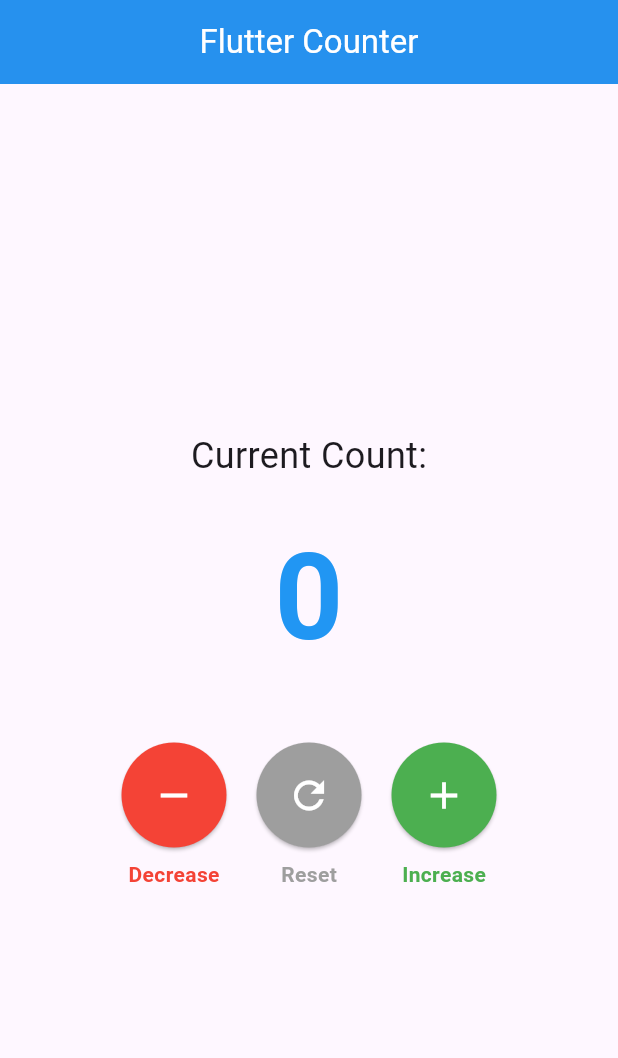
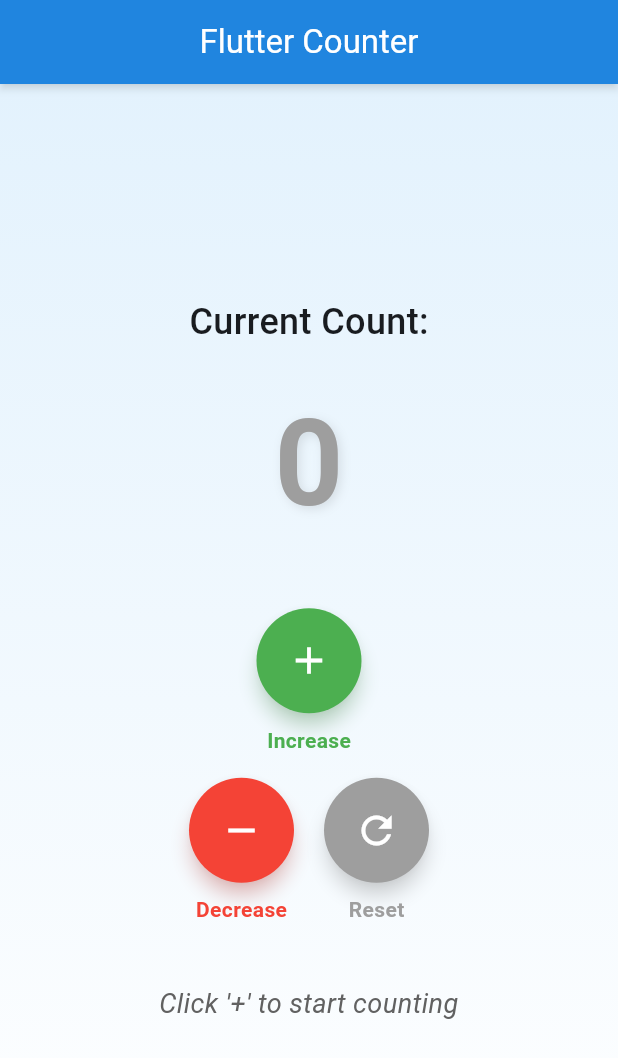
Before and after one commit to mjunaid1990/CounterTracker, a Flutter app: the screen it shows after launch, on a phone screen of 412 x 824 dp. Shown: the top 1058 px of the screen. Run offline on Flutter 3.47's test engine with Material 3 defaults, Android fonts, the phone set to English and light mode, and no system bars.

Commit message:
Improve the counter app's appearance and fix web deployment issues
Updates Flutter counter app with UI enhancements, animations, and fixes web deployment by setting the base href.

Replit-Commit-Author: Agent
Replit-Commit-Session-Id: 1cf337cd-8c7d-47e8-832f-52509ecbe2a0
Replit-Commit-Screenshot-Url: https://storage.googleapis.com/screenshot-production-us-central1/b8f4f61a-57b0-48bb-8f4e-71c3635e57e4/f78b7e7c-86bf-4549-bd05-697865891270.jpg

```diff
--- a/lib/counter_screen.dart
+++ b/lib/counter_screen.dart
@@ -1,4 +1,5 @@
 import 'package:flutter/material.dart';
+import 'dart:math' as math;
 
 class CounterScreen extends StatefulWidget {
   const CounterScreen({Key? key}) : super(key: key);
@@ -7,12 +8,35 @@ class CounterScreen extends StatefulWidget {
   _CounterScreenState createState() => _CounterScreenState();
 }
 
-class _CounterScreenState extends State<CounterScreen> {
+class _CounterScreenState extends State<CounterScreen> with SingleTickerProviderStateMixin {
   int _counter = 0;
+  late AnimationController _animationController;
+  late Animation<double> _animation;
+
+  @override
+  void initState() {
+    super.initState();
+    _animationController = AnimationController(
+      duration: const Duration(milliseconds: 300),
+      vsync: this,
+    );
+    _animation = CurvedAnimation(
+      parent: _animationController,
+      curve: Curves.easeInOut,
+    );
+  }
+
+  @override
+  void dispose() {
+    _animationController.dispose();
+    super.dispose();
+  }
 
   void _incrementCounter() {
     setState(() {
       _counter++;
+      _animationController.reset();
+      _animationController.forward();
     });
   }
 
@@ -20,6 +44,8 @@ class _CounterScreenState extends State<CounterScreen> {
     setState(() {
       if (_counter > 0) {
         _counter--;
+        _animationController.reset();
+        _animationController.forward();
       }
     });
   }
@@ -27,35 +53,96 @@ class _CounterScreenState extends State<CounterScreen> {
   void _resetCounter() {
     setState(() {
       _counter = 0;
+      _animationController.reset();
+      _animationController.forward();
     });
+  }
+
+  Color _getCounterColor() {
+    if (_counter > 10) return Colors.purple;
+    if (_counter > 5) return Colors.blue;
+    if (_counter > 0) return Colors.green;
+    return Colors.grey;
   }
 
   @override
   Widget build(BuildContext context) {
+    final size = MediaQuery.of(context).size;
     return Scaffold(
       appBar: AppBar(
         title: const Text('Flutter Counter'),
         centerTitle: true,
       ),
-      body: Center(
+      body: Container(
+        decoration: BoxDecoration(
+          gradient: LinearGradient(
+            begin: Alignment.topCenter,
+            end: Alignment.bottomCenter,
+            colors: [Colors.blue.shade50, Colors.white],
+          ),
+        ),
+        child: Center(
           child: Column(
             mainAxisAlignment: MainAxisAlignment.center,
             children: <Widget>[
               const Text(
                 'Current Count:',
-              style: TextStyle(fontSize: 24),
+                style: TextStyle(
+                  fontSize: 24,
+                  fontWeight: FontWeight.w500,
+                ),
               ),
               const SizedBox(height: 20),
-            Text(
+              AnimatedBuilder(
+                animation: _animation,
+                builder: (context, child) {
+                  return Transform.scale(
+                    scale: 1.0 + (_animation.value * 0.2),
+                    child: Text(
                       '$_counter',
-              style: const TextStyle(
+                      style: TextStyle(
                         fontSize: 80,
                         fontWeight: FontWeight.bold,
-                color: Colors.blue,
+                        color: _getCounterColor(),
+                        shadows: [
+                          Shadow(
+                            color: Colors.black.withOpacity(0.1),
+                            blurRadius: 8,
+                            offset: const Offset(2, 2),
+                          ),
+                        ],
                       ),
                     ),
+                  );
+                },
+              ),
               const SizedBox(height: 40),
-            Row(
+              LayoutBuilder(
+                builder: (context, constraints) {
+                  return constraints.maxWidth > 500
+                      ? _buildDesktopButtons()
+                      : _buildMobileButtons();
+                },
+              ),
+              const SizedBox(height: 40),
+              Text(
+                _getCounterMessage(),
+                style: TextStyle(
+                  fontSize: 18,
+                  fontStyle: FontStyle.italic,
+                  color: Colors.grey.shade700,
+                ),
+                textAlign: TextAlign.center,
+              ),
+            ],
+          ),
+        ),
+      ),
+    );
+  }
+
+  Widget _buildDesktopButtons() {
+    return Row(
       mainAxisAlignment: MainAxisAlignment.center,
       children: [
         _buildActionButton(
@@ -79,11 +166,47 @@ class _CounterScreenState extends State<CounterScreen> {
           color: Colors.green,
         ),
       ],
+    );
+  }
+
+  Widget _buildMobileButtons() {
+    return Column(
+      children: [
+        _buildActionButton(
+          onPressed: _incrementCounter,
+          icon: Icons.add,
+          label: 'Increase',
+          color: Colors.green,
+        ),
+        const SizedBox(height: 15),
+        Row(
+          mainAxisAlignment: MainAxisAlignment.center,
+          children: [
+            _buildActionButton(
+              onPressed: _decrementCounter,
+              icon: Icons.remove,
+              label: 'Decrease',
+              color: Colors.red,
+            ),
+            const SizedBox(width: 20),
+            _buildActionButton(
+              onPressed: _resetCounter,
+              icon: Icons.refresh,
+              label: 'Reset',
+              color: Colors.grey,
             ),
           ],
         ),
-      ),
+      ],
     );
+  }
+
+  String _getCounterMessage() {
+    if (_counter >= 15) return "Wow! You're on fire! 🔥";
+    if (_counter >= 10) return "Great job keeping count! 👏";
+    if (_counter >= 5) return "You're getting good at this! 😊";
+    if (_counter > 0) return "Just starting, keep going! 👍";
+    return "Click '+' to start counting";
   }
 
   Widget _buildActionButton({
@@ -101,13 +224,18 @@ class _CounterScreenState extends State<CounterScreen> {
             foregroundColor: Colors.white,
             shape: const CircleBorder(),
             padding: const EdgeInsets.all(20),
+            elevation: 5,
+            shadowColor: color.withOpacity(0.5),
           ),
           child: Icon(icon, size: 30),
         ),
         const SizedBox(height: 8),
         Text(
           label,
-          style: TextStyle(color: color, fontWeight: FontWeight.bold),
+          style: TextStyle(
+            color: color,
+            fontWeight: FontWeight.bold,
+          ),
         ),
       ],
     );
--- a/lib/main.dart
+++ b/lib/main.dart
@@ -13,12 +13,34 @@ class MyApp extends StatelessWidget {
     return MaterialApp(
       title: 'Flutter Counter',
       theme: ThemeData(
-        primarySwatch: Colors.blue,
+        colorScheme: ColorScheme.fromSeed(
+          seedColor: Colors.blue,
+          brightness: Brightness.light,
+        ),
         useMaterial3: true,
-        appBarTheme: const AppBarTheme(
-          backgroundColor: Colors.blue,
+        appBarTheme: AppBarTheme(
+          backgroundColor: Colors.blue.shade600,
           foregroundColor: Colors.white,
           elevation: 2,
+          centerTitle: true,
+          shadowColor: Colors.black.withOpacity(0.5),
+        ),
+        elevatedButtonTheme: ElevatedButtonThemeData(
+          style: ElevatedButton.styleFrom(
+            elevation: 5,
+            shape: const CircleBorder(),
+          ),
+        ),
+        fontFamily: 'Roboto',
+        textTheme: const TextTheme(
+          displayLarge: TextStyle(
+            fontWeight: FontWeight.bold,
+            fontSize: 80,
+          ),
+          bodyLarge: TextStyle(
+            fontSize: 18,
+            fontWeight: FontWeight.normal,
+          ),
         ),
       ),
       home: const CounterScreen(),
--- a/pubspec.yaml
+++ b/pubspec.yaml
@@ -1,5 +1,5 @@
 name: flutter_counter
-description: A basic counter application built with Flutter.
+description: A beautiful and responsive counter application built with Flutter for iOS and Android.
 publish_to: 'none'
 version: 1.0.0+1
 
```
Also changed, not shown: 2 other files. Lines whose indentation alone changed are shown as unchanged.
